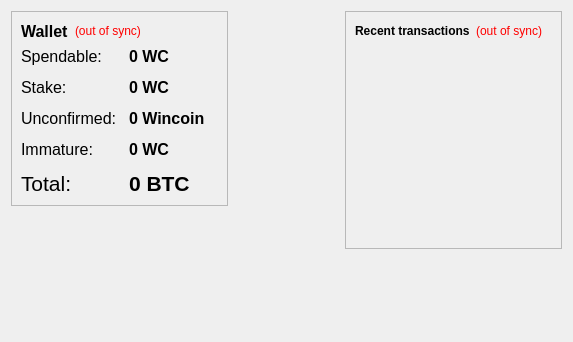
Old version of the form src/qt/forms/overviewpage.ui in the repository WincoinClassic/wincoinclassic.
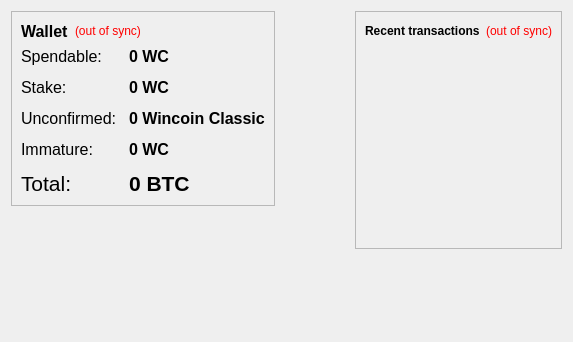
New version of the form.

Commit message: Wincoin Classic

The edit to the form file:
```diff
--- a/src/qt/forms/overviewpage.ui
+++ b/src/qt/forms/overviewpage.ui
@@ -845,7 +845,7 @@
              <string>Total of transactions that have yet to be confirmed, and do not yet count toward the current balance</string>
             </property>
             <property name="text">
-             <string notr="true">0 Wincoin</string>
+             <string notr="true">0 Wincoin Classic</string>
             </property>
             <property name="textInteractionFlags">
              <set>Qt::LinksAccessibleByMouse|Qt::TextSelectableByKeyboard|Qt::TextSelectableByMouse</set>
```
Left out of the diff: 4 changed lines with no effect on the pictures. The commit also changes 115 other files.
